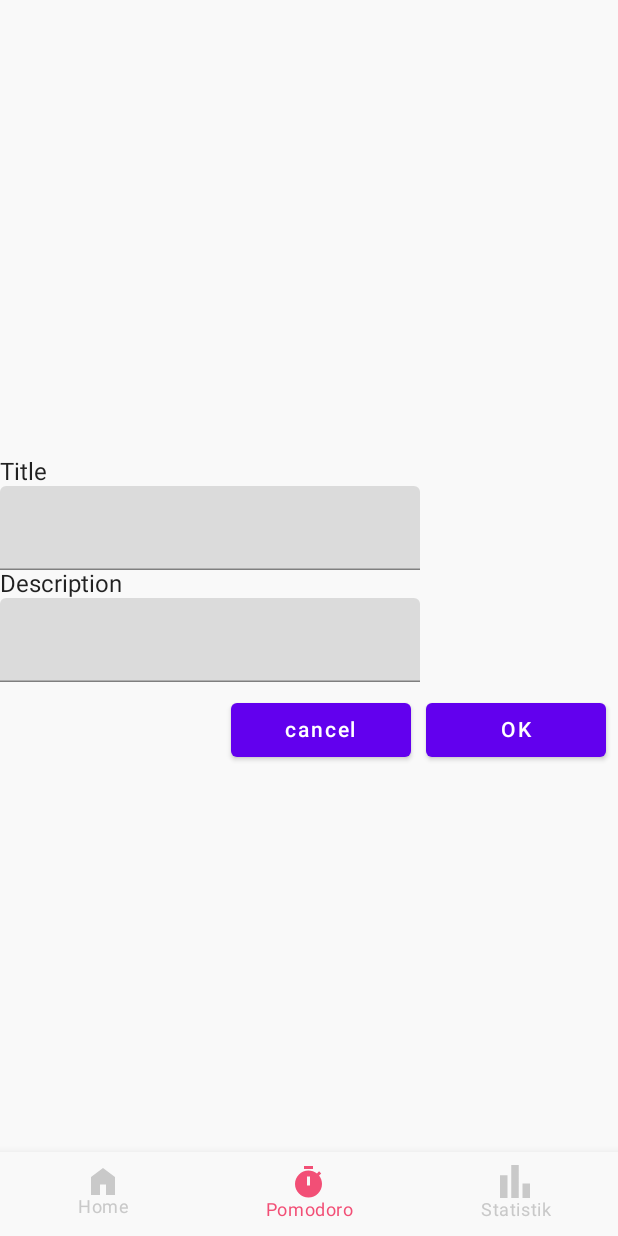
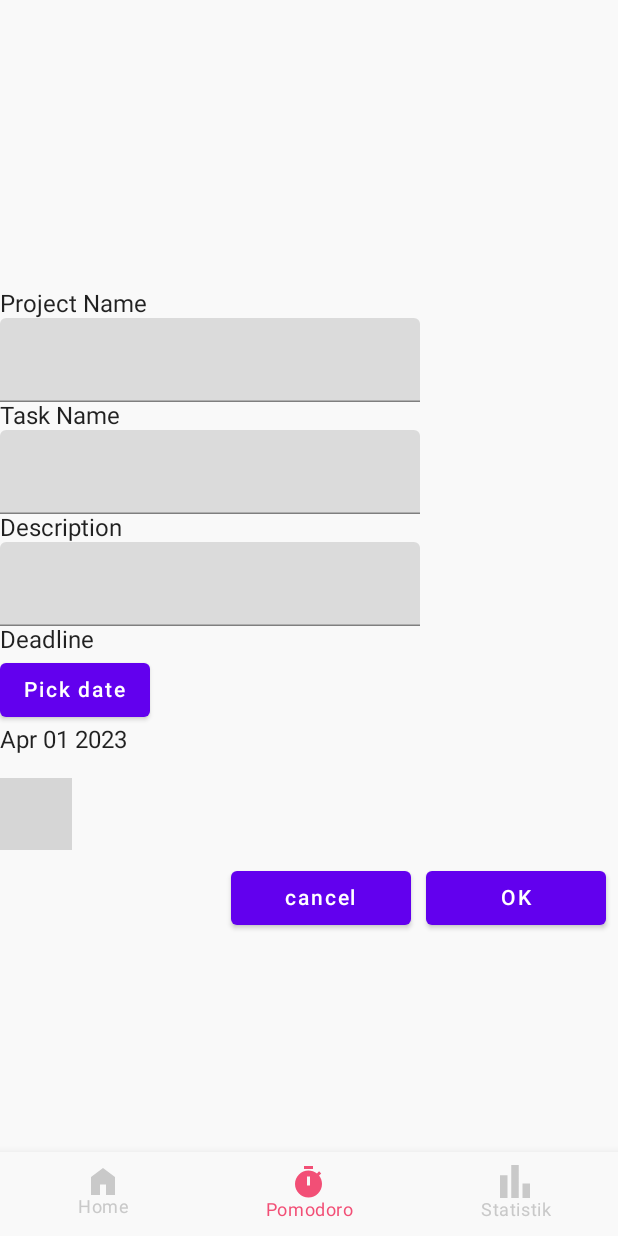
Before and after one commit to WahidFatahilah/Pomodoro_Apps, an Android app built with Jetpack Compose: the ProjectScreen screen opened through its navigation route, on a phone screen of 412 x 824 dp. Run offline under Robolectric (Android 15) with nearby library versions, the light colour scheme and no system bars; our stand-ins replace Dagger/Hilt's generated code, Room's generated code, accompanist; libraries missing offline, so code that uses them is left out: com.vanpra.composematerialdialogs; 3 statements that could not run were skipped; grey boxes are pictures that could not be loaded.

Commit message:
commit develop branch

```diff
--- a/app/build.gradle
+++ b/app/build.gradle
@@ -86,6 +86,9 @@ dependencies {
     androidTestImplementation "androidx.compose.ui:ui-test-junit4:$compose_ui_version"
     debugImplementation "androidx.compose.ui:ui-tooling:$compose_ui_version"
     debugImplementation "androidx.compose.ui:ui-test-manifest:$compose_ui_version"
+
+    implementation "io.github.vanpra.compose-material-dialogs:datetime:0.8.1-rc"
+    coreLibraryDesugaring 'com.android.tools:desugar_jdk_libs:1.1.6'
 }
 
 kapt {
--- a/app/src/main/java/com/moa/pomodoroapps/Data/AppDatabase.kt
+++ b/app/src/main/java/com/moa/pomodoroapps/Data/AppDatabase.kt
@@ -2,11 +2,27 @@ package com.moa.pomodoroapps.Data
 
 import androidx.room.Database
 import androidx.room.RoomDatabase
+import androidx.room.TypeConverter
+import androidx.room.TypeConverters
 import com.moa.pomodoroapps.Data.Task
 import com.moa.pomodoroapps.Data.TaskDAO
+import java.util.*
 
-@Database(entities = [Task::class], version = 1, exportSchema = false)
+@Database(entities = [Task::class], version = 3, exportSchema = false)
+@TypeConverters(Converters::class)
 abstract class AppDatabase: RoomDatabase() {
     abstract fun taskDAO(): TaskDAO
 
 }
+
+class Converters {
+    @TypeConverter
+    fun toDate(timestamp: Long?): Date? {
+        return if (timestamp == null) null else Date(timestamp)
+    }
+
+    @TypeConverter
+    fun toTimestamp(date: Date?): Long? {
+        return date?.time
+    }
+}
--- a/app/src/main/java/com/moa/pomodoroapps/Data/Task.kt
+++ b/app/src/main/java/com/moa/pomodoroapps/Data/Task.kt
@@ -9,9 +9,10 @@ data class Task(
 
     @PrimaryKey(autoGenerate = true)
     val id: Int = 0,
+    var project: String,
     var title: String,
     var description: String,
+    var isDone: Boolean,
+    var deadline: Date?
     //var deadline: Date,
-
-
 )
--- a/app/src/main/java/com/moa/pomodoroapps/Data/TaskDAO.kt
+++ b/app/src/main/java/com/moa/pomodoroapps/Data/TaskDAO.kt
@@ -18,4 +18,5 @@ interface TaskDAO {
     @Delete
     suspend fun deleteTask(task: Task)
 
+
 }
--- a/app/src/main/java/com/moa/pomodoroapps/presentation/navigation/bottomnav/BottomNavGraph.kt
+++ b/app/src/main/java/com/moa/pomodoroapps/presentation/navigation/bottomnav/BottomNavGraph.kt
@@ -4,13 +4,10 @@ import androidx.compose.runtime.Composable
 import androidx.navigation.NavHostController
 import androidx.navigation.compose.NavHost
 import androidx.navigation.compose.composable
-import androidx.navigation.navArgument
 import com.google.accompanist.pager.ExperimentalPagerApi
-import com.moa.pomodoroapps.presentation.ui.screen.PomodoroScreen
 import com.moa.pomodoroapps.presentation.ui.screen.Project.ProjectScreen
 import com.moa.pomodoroapps.presentation.ui.screen.StatistikScreen
-import com.moa.pomodoroapps.todo.data.HomeContent
-import com.moa.pomodoroapps.todo.data.PomodoroTimer
+import com.moa.pomodoroapps.presentation.ui.screen.HOME.HomeContent
 
 @ExperimentalPagerApi
 @Composable
--- a/app/src/main/java/com/moa/pomodoroapps/presentation/ui/screen/HOME/HomeContent.kt
+++ b/app/src/main/java/com/moa/pomodoroapps/presentation/ui/screen/HOME/HomeContent.kt
@@ -1,20 +1,14 @@
-package com.moa.pomodoroapps.todo.data
+package com.moa.pomodoroapps.presentation.ui.screen.HOME
 
-import CountDownTimerPomo
 import android.annotation.SuppressLint
 import androidx.compose.foundation.layout.*
 import androidx.compose.foundation.shape.CircleShape
 import androidx.compose.material.*
-import androidx.compose.material.R
-import androidx.compose.material.icons.Icons
-import androidx.compose.material.icons.filled.Add
 import androidx.compose.runtime.*
 import androidx.compose.ui.Alignment
 import androidx.compose.ui.unit.dp
 import androidx.compose.ui.Modifier
-import androidx.compose.ui.graphics.Canvas
 import androidx.compose.ui.graphics.Color
-import androidx.compose.ui.res.stringResource
 import androidx.compose.ui.text.font.FontWeight
 import androidx.compose.ui.text.style.TextAlign
 import androidx.compose.ui.unit.sp
@@ -25,10 +19,6 @@ import androidx.navigation.compose.composable
 import androidx.navigation.compose.rememberNavController
 import androidx.navigation.navArgument
 import com.moa.pomodoroapps.MainViewModel
-import com.moa.pomodoroapps.presentation.navigation.bottomnav.BottomBarScreen
-import com.moa.pomodoroapps.presentation.navigation.bottomnav.BottomBarScreen.Home.title
-import com.moa.pomodoroapps.presentation.navigation.topnav.CustomTopAppBar
-import com.moa.pomodoroapps.presentation.ui.PomodoroScreenViewModel
 import com.moa.pomodoroapps.presentation.ui.screen.PomodoroScreen
 import com.moa.pomodoroapps.presentation.ui.theme.*
 import com.moa.pomodoroapps.todo.components.EditDialog
@@ -43,7 +33,7 @@ fun HomeContent(viewModel: MainViewModel = hiltViewModel(), navController: NavCo
 
 
     if (viewModel.isShowDialog) {
-        EditDialog(  )
+        EditDialog()
     }
 
     Column(
@@ -64,6 +54,9 @@ fun HomeContent(viewModel: MainViewModel = hiltViewModel(), navController: NavCo
                     onClickDelete = { viewModel.deleteTask(it) },
                     onClickPlayPomo = { task ->
                         navController.navigate("pomodoro/${tasks}")
+                    },
+                    onClickDone= {
+                        viewModel.CheckBoxDone(it)
                     }
                 )
             }
@@ -75,9 +68,7 @@ fun HomeContent(viewModel: MainViewModel = hiltViewModel(), navController: NavCo
                 //navController.navigate(PomodoroScreen())
                 PomodoroScreen()
             }
-
         }
-
     }
     /*Scaffold(
         *//*floatingActionButton = {
@@ -279,4 +270,5 @@ fun formatTime(seconds: Int): String {
 
 fun formatPercent(progress: Float): String {
     return "%.0f%%".format(progress * 100)
-}}
+}
+}
--- a/app/src/main/java/com/moa/pomodoroapps/presentation/ui/screen/HOME/MainScreenViewModel.kt
+++ b/app/src/main/java/com/moa/pomodoroapps/presentation/ui/screen/HOME/MainScreenViewModel.kt
@@ -12,6 +12,7 @@ import com.moa.pomodoroapps.Data.TaskDAO
 import dagger.hilt.android.lifecycle.HiltViewModel
 import kotlinx.coroutines.flow.distinctUntilChanged
 import kotlinx.coroutines.launch
+import java.util.*
 import java.util.concurrent.TimeUnit
 import javax.inject.Inject
 
@@ -19,14 +20,24 @@ import javax.inject.Inject
 @HiltViewModel
 class MainViewModel @Inject constructor(private val taskDAO: TaskDAO): ViewModel() {
     var title by mutableStateOf("")
+    var project by mutableStateOf("")
     var description by mutableStateOf("")
+    var deadline by mutableStateOf(Date())
+    var checkBox by mutableStateOf(false)
     var isShowDialog by mutableStateOf(false)
     var pomodoroTime = TimeUnit.MINUTES.toMillis(25)
     var isRunning = false
 
     val tasks = taskDAO.loadAllTask().distinctUntilChanged()
+    private var editingTask: Task? = null
 
-    private var editingTask: Task? = null
+    fun CheckBoxDone(task: Task) {
+        viewModelScope.launch {
+            val updatedTask = task.copy(isDone = !task.isDone)
+            taskDAO.updateTask(updatedTask)
+        }
+    }
+
     val isEditing: Boolean
         get() = editingTask != null
 
@@ -39,10 +50,12 @@ class MainViewModel @Inject constructor(private val taskDAO: TaskDAO): ViewModel
 
     fun createTask() {
         viewModelScope.launch {
-            var newTask = Task(title = title, description = description)
+
+            var newTask = Task(title = title, description = description, project = project, deadline = deadline, isDone = checkBox)
             taskDAO.insertTask(newTask)
+        }
 
-        }
+
     }
 
     fun deleteTask(task: Task) {
@@ -50,6 +63,7 @@ class MainViewModel @Inject constructor(private val taskDAO: TaskDAO): ViewModel
             taskDAO.deleteTask(task = task)
         }
     }
+
 
     fun updateTask() {
         editingTask?.let { task ->
--- a/app/src/main/java/com/moa/pomodoroapps/presentation/ui/screen/HOME/TaskList.kt
+++ b/app/src/main/java/com/moa/pomodoroapps/presentation/ui/screen/HOME/TaskList.kt
@@ -10,11 +10,12 @@ fun TaskList(
     tasks: List<Task>,
     onClickRow: (Task) -> Unit,
     onClickDelete: (Task) -> Unit,
+    onClickDone: (Task) -> Unit,
     onClickPlayPomo: (Task) -> Unit,
 ) {
     LazyColumn{
         items(tasks){ task ->
-            TaskRow(task = task, onClickRow = onClickRow, onClickDelete = onClickDelete, onClickPlayPomo = onClickPlayPomo)
+            TaskRow(task = task, onClickRow = onClickRow, onClickDelete = onClickDelete, onClickPlayPomo = onClickPlayPomo, onClickDone = onClickDone)
         }
     }
 }
--- a/app/src/main/java/com/moa/pomodoroapps/presentation/ui/screen/Project/ProjectScreen.kt
+++ b/app/src/main/java/com/moa/pomodoroapps/presentation/ui/screen/Project/ProjectScreen.kt
@@ -1,22 +1,26 @@
 package com.moa.pomodoroapps.presentation.ui.screen.Project
 
+import android.widget.Toast
 import androidx.compose.foundation.layout.*
-import androidx.compose.material.AlertDialog
-import androidx.compose.material.Button
-import androidx.compose.material.Text
-import androidx.compose.material.TextField
-import androidx.compose.runtime.Composable
-import androidx.compose.runtime.DisposableEffect
+import androidx.compose.material.*
+import androidx.compose.runtime.*
 import androidx.compose.ui.Alignment
 import androidx.compose.ui.Modifier
 import androidx.compose.ui.unit.dp
 import androidx.hilt.navigation.compose.hiltViewModel
 import com.moa.pomodoroapps.MainViewModel
-
+import com.vanpra.composematerialdialogs.MaterialDialog
+import com.vanpra.composematerialdialogs.datetime.date.datepicker
+import com.vanpra.composematerialdialogs.rememberMaterialDialogState
+import java.time.LocalDate
+import java.time.format.DateTimeFormatter
+import java.util.*
 
 @Composable
 fun ProjectScreen(viewModel: MainViewModel = hiltViewModel(),) {
-
+    var pickedDate by remember {  mutableStateOf(LocalDate.now()) }
+    val formattedDate by remember {  derivedStateOf {  DateTimeFormatter .ofPattern("MMM dd yyyy").format(pickedDate) } }
+    val dateDialogState = rememberMaterialDialogState()
 
     Column(modifier = Modifier.fillMaxSize(), horizontalAlignment = Alignment.CenterHorizontally, verticalArrangement = Arrangement.Center) {
         DisposableEffect(Unit) {
@@ -26,12 +30,62 @@ fun ProjectScreen(viewModel: MainViewModel = hiltViewModel(),) {
 
         }
         Column() {
-            Text(text = "Title")
+
+            Text(text = "Project Name")
+            TextField(value = viewModel.project, onValueChange = { viewModel.project = it })
+            Text(text = "Task Name")
             TextField(value = viewModel.title, onValueChange = { viewModel.title = it })
+
             Text(text = "Description")
             TextField(
                 value = viewModel.description,
                 onValueChange = { viewModel.description = it })
+            Text(text = "Deadline")
+            var pickedDate by remember {
+                mutableStateOf(LocalDate.now())
+            }
+            val formattedDate by remember {
+                derivedStateOf {
+                    DateTimeFormatter
+                        .ofPattern("MMM dd yyyy")
+                        .format(pickedDate)
+                }
+            }
+
+            val dateDialogState = rememberMaterialDialogState()
+            Column(
+            ) {
+                Button(onClick = {
+                    dateDialogState.show()
+                }) {
+                    Text(text = "Pick date")
+                }
+                Text(text = formattedDate)
+                Spacer(modifier = Modifier.height(16.dp))
+            }
+            MaterialDialog(
+                dialogState = dateDialogState,
+                buttons = {
+                    positiveButton(text = "Ok") {
+                       /* Toast.makeText(
+                            applicationContext,
+                            "Clicked ok",
+                            Toast.LENGTH_LONG
+                        ).show()*/
+                    }
+                    negativeButton(text = "Cancel")
+                }
+            ) {
+                datepicker(
+                    initialDate = LocalDate.now(),
+                    title = "Pick a date",
+                    /*allowedDateValidator = {
+                    }*/
+                ) {
+                    pickedDate = it
+                }
+            }
+
             Row(
                 modifier = Modifier.padding(8.dp),
                 horizontalArrangement = Arrangement.Center
```
Also changed, not shown: app/src/main/java/com/moa/pomodoroapps/presentation/ui/screen/HOME/TaskRow.kt (+26 -8 lines).
